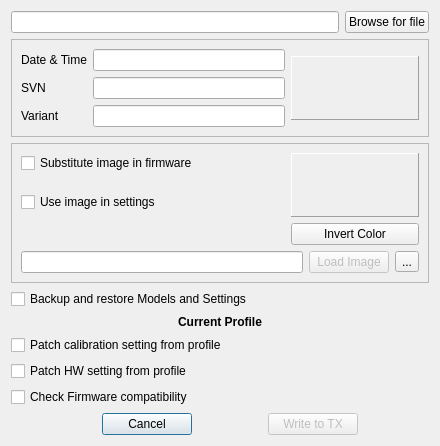
Old version of the form companion/src/burndialog.ui in the repository opentx/opentx.
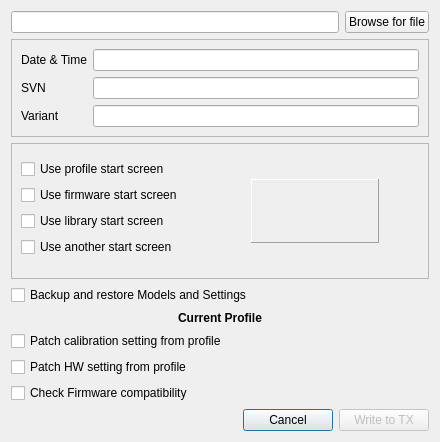
New version of the form. Icons and pictures are not drawn.

Commit message: The two image labels and complicatd logics replaced by a simpler 4-way image selection and a single image label that simply shows whatever image that will be used as radio splash screen.

The edit to the form file:
```diff
--- a/companion/src/burndialog.ui
+++ b/companion/src/burndialog.ui
@@ -7,7 +7,7 @@
     <x>0</x>
     <y>0</y>
     <width>440</width>
-    <height>418</height>
+    <height>423</height>
    </rect>
   </property>
   <property name="sizePolicy">
@@ -30,21 +30,8 @@
     <normaloff>:/icon.png</normaloff>:/icon.png</iconset>
   </property>
   <layout class="QGridLayout" name="gridLayout_7">
-   <item row="1" column="0">
+   <item row="2" column="0">
     <layout class="QHBoxLayout" name="horizontalLayout_4">
-     <item>
-      <spacer name="verticalSpacer">
-       <property name="orientation">
-        <enum>Qt::Vertical</enum>
-       </property>
-       <property name="sizeHint" stdset="0">
-        <size>
-         <width>20</width>
-         <height>0</height>
-        </size>
-       </property>
-      </spacer>
-     </item>
      <item>
       <spacer name="hs2">
        <property name="orientation">
@@ -71,19 +58,6 @@
        </property>
       </widget>
      </item>
-     <item>
-      <spacer name="horizontalSpacer">
-       <property name="orientation">
-        <enum>Qt::Horizontal</enum>
-       </property>
-       <property name="sizeHint" stdset="0">
-        <size>
-         <width>40</width>
-         <height>20</height>
-        </size>
-       </property>
-      </spacer>
-     </item>
      <item>
       <widget class="QPushButton" name="BurnFlashButton">
        <property name="enabled">
@@ -100,19 +74,6 @@
        </property>
       </widget>
      </item>
-     <item>
-      <spacer name="hs2_2">
-       <property name="orientation">
-        <enum>Qt::Horizontal</enum>
-       </property>
-       <property name="sizeHint" stdset="0">
-        <size>
-         <width>48</width>
-         <height>20</height>
-        </size>
-       </property>
-      </spacer>
-     </item>
     </layout>
    </item>
    <item row="0" column="0">
@@ -152,54 +113,6 @@
         <enum>QFrame::Raised</enum>
        </property>
        <layout class="QGridLayout" name="gridLayout_5">
-        <item row="0" column="2" rowspan="3">
-         <widget class="QLabel" name="FwImage">
-          <property name="sizePolicy">
-           <sizepolicy hsizetype="Minimum" vsizetype="Minimum">
-            <horstretch>0</horstretch>
-            <verstretch>0</verstretch>
-           </sizepolicy>
-          </property>
-          <property name="minimumSize">
-           <size>
-            <width>128</width>
-            <height>64</height>
-           </size>
-          </property>
-          <property name="maximumSize">
-           <size>
-            <width>212</width>
-            <height>64</height>
-           </size>
-          </property>
-          <property name="frameShape">
-           <enum>QFrame::Panel</enum>
-          </property>
-          <property name="frameShadow">
-           <enum>QFrame::Raised</enum>
-          </property>
-          <property name="text">
-           <string/>
-          </property>
-          <property name="scaledContents">
-           <bool>true</bool>
-          </property>
-         </widget>
-        </item>
-        <item row="0" column="1">
-         <widget class="QLineEdit" name="DateField">
-          <property name="readOnly">
-           <bool>true</bool>
-          </property>
-         </widget>
-        </item>
-        <item row="0" column="0">
-         <widget class="QLabel" name="dateLabel">
-          <property name="text">
-           <string>Date &amp; Time</string>
-          </property>
-         </widget>
-        </item>
         <item row="1" column="1">
          <widget class="QLineEdit" name="SVNField">
           <property name="readOnly">
@@ -207,20 +120,6 @@
           </property>
          </widget>
         </item>
-        <item row="1" column="0">
-         <widget class="QLabel" name="svnLabel">
-          <property name="text">
-           <string>SVN</string>
-          </property>
-         </widget>
-        </item>
-        <item row="2" column="1">
-         <widget class="QLineEdit" name="ModField">
-          <property name="readOnly">
-           <bool>true</bool>
-          </property>
-         </widget>
-        </item>
         <item row="2" column="0">
          <widget class="QLabel" name="buildLabel">
           <property name="text">
@@ -228,6 +127,34 @@
           </property>
          </widget>
         </item>
+        <item row="2" column="1">
+         <widget class="QLineEdit" name="ModField">
+          <property name="readOnly">
+           <bool>true</bool>
+          </property>
+         </widget>
+        </item>
+        <item row="1" column="0">
+         <widget class="QLabel" name="svnLabel">
+          <property name="text">
+           <string>SVN</string>
+          </property>
+         </widget>
+        </item>
+        <item row="0" column="0">
+         <widget class="QLabel" name="dateLabel">
+          <property name="text">
+           <string>Date &amp; Time</string>
+          </property>
+         </widget>
+        </item>
+        <item row="0" column="1">
+         <widget class="QLineEdit" name="DateField">
+          <property name="readOnly">
+           <bool>true</bool>
+          </property>
+         </widget>
+        </item>
        </layout>
       </widget>
      </item>
@@ -325,17 +252,10 @@
        </property>
        <layout class="QGridLayout" name="gridLayout">
         <item row="0" column="0">
-         <layout class="QGridLayout" name="SplashLayout" rowstretch="0,0,0,1">
-          <item row="0" column="1" rowspan="4">
-           <layout class="QGridLayout" name="gridLayout_2" rowstretch="1,0">
-            <item row="1" column="0">
-             <widget class="QPushButton" name="InvertColorButton">
-              <property name="text">
-               <string>Invert Color</string>
-              </property>
-             </widget>
-            </item>
-            <item row="0" column="0">
+         <layout class="QGridLayout" name="SplashLayout" rowstretch="0,0,0,0,0,0,0">
+          <item row="0" column="1" rowspan="7">
+           <layout class="QGridLayout" name="gridLayout_2" rowstretch="1">
+            <item row="0" column="1">
              <widget class="QLabel" name="imageLabel">
               <property name="sizePolicy">
                <sizepolicy hsizetype="Minimum" vsizetype="Minimum">
@@ -369,10 +289,50 @@
               </property>
              </widget>
             </item>
+            <item row="0" column="2">
+             <spacer name="horizontalSpacer">
+              <property name="orientation">
+               <enum>Qt::Horizontal</enum>
+              </property>
+              <property name="sizeHint" stdset="0">
+               <size>
+                <width>40</width>
+                <height>20</height>
+               </size>
+              </property>
+             </spacer>
+            </item>
+            <item row="0" column="0">
+             <spacer name="horizontalSpacer_2">
+              <property name="orientation">
+               <enum>Qt::Horizontal</enum>
+              </property>
+              <property name="sizeHint" stdset="0">
+               <size>
+                <width>40</width>
+                <height>20</height>
+               </size>
+              </property>
+             </spacer>
+            </item>
            </layout>
           </item>
           <item row="2" column="0">
-           <widget class="QCheckBox" name="PreferredImageCB">
+           <widget class="QCheckBox" name="useFwImageCB">
+            <property name="text">
+             <string>Use firmware start screen</string>
+            </property>
+           </widget>
+          </item>
+          <item row="4" column="0">
+           <widget class="QCheckBox" name="useAnotherImageCB">
+            <property name="text">
+             <string>Use another start screen</string>
+            </property>
+           </widget>
+          </item>
+          <item row="1" column="0">
+           <widget class="QCheckBox" name="useProfileImageCB">
             <property name="sizePolicy">
              <sizepolicy hsizetype="MinimumExpanding" vsizetype="Fixed">
               <horstretch>0</horstretch>
@@ -380,86 +340,14 @@
              </sizepolicy>
             </property>
             <property name="text">
-             <string>Use image in settings</string>
-            </property>
-           </widget>
-          </item>
-          <item row="0" column="0">
-           <widget class="QCheckBox" name="PatchFWCB">
-            <property name="text">
-             <string>Substitute image in firmware</string>
+             <string>Use profile start screen</string>
             </property>
            </widget>
           </item>
           <item row="3" column="0">
-           <spacer name="verticalSpacer_3">
-            <property name="orientation">
-             <enum>Qt::Vertical</enum>
-            </property>
-            <property name="sizeHint" stdset="0">
-             <size>
-              <width>20</width>
-              <height>13</height>
-             </size>
-            </property>
-           </spacer>
-          </item>
-          <item row="1" column="0">
-           <spacer name="verticalSpacer_2">
-            <property name="orientation">
-             <enum>Qt::Vertical</enum>
-            </property>
-            <property name="sizeHint" stdset="0">
-             <size>
-              <width>20</width>
-              <height>13</height>
-             </size>
-            </property>
-           </spacer>
-          </item>
-         </layout>
-        </item>
-        <item row="1" column="0">
-         <layout class="QHBoxLayout" name="horizontalLayout_3">
-          <item>
-           <widget class="QLineEdit" name="ImageFileName">
-            <property name="enabled">
-             <bool>true</bool>
-            </property>
-            <property name="sizePolicy">
-             <sizepolicy hsizetype="Expanding" vsizetype="Minimum">
-              <horstretch>0</horstretch>
-              <verstretch>0</verstretch>
-             </sizepolicy>
-            </property>
-            <property name="readOnly">
-             <bool>true</bool>
-            </property>
-           </widget>
-          </item>
-          <item>
-           <widget class="QPushButton" name="ImageLoadButton">
-            <property name="enabled">
-             <bool>false</bool>
-            </property>
+           <widget class="QCheckBox" name="useLibraryImageCB">
             <property name="text">
-             <string>Load Image</string>
-            </property>
-           </widget>
-          </item>
-          <item>
-           <widget class="QToolButton" name="libraryButton">
-            <property name="toolTip">
-             <string>Open Splash Library</string>
-            </property>
-            <property name="text">
-             <string>...</string>
-            </property>
-            <property name="iconSize">
-             <size>
-              <width>16</width>
-              <height>16</height>
-             </size>
+             <string>Use library start screen</string>
             </property>
            </widget>
           </item>
@@ -470,6 +358,19 @@
      </item>
     </layout>
    </item>
+   <item row="1" column="0">
+    <spacer name="verticalSpacer">
+     <property name="orientation">
+      <enum>Qt::Vertical</enum>
+     </property>
+     <property name="sizeHint" stdset="0">
+      <size>
+       <width>20</width>
+       <height>0</height>
+      </size>
+     </property>
+    </spacer>
+   </item>
   </layout>
  </widget>
  <tabstops>
```
Left out of the diff: 3 changed lines with no effect on the pictures. The commit also changes 3 other files.
